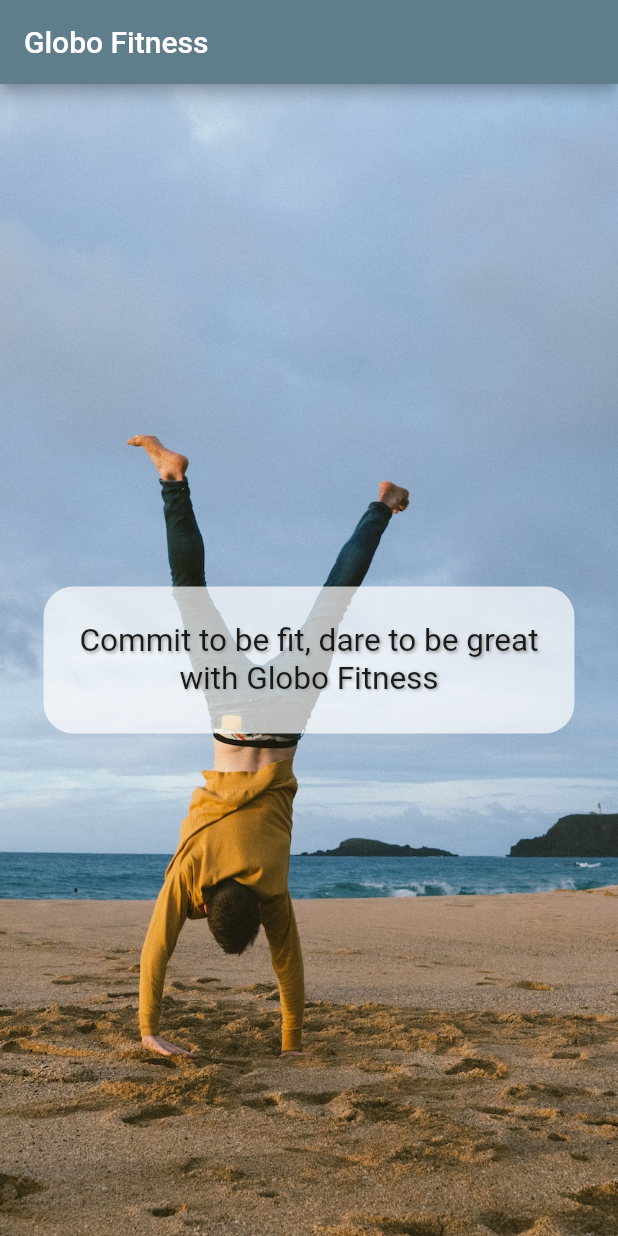
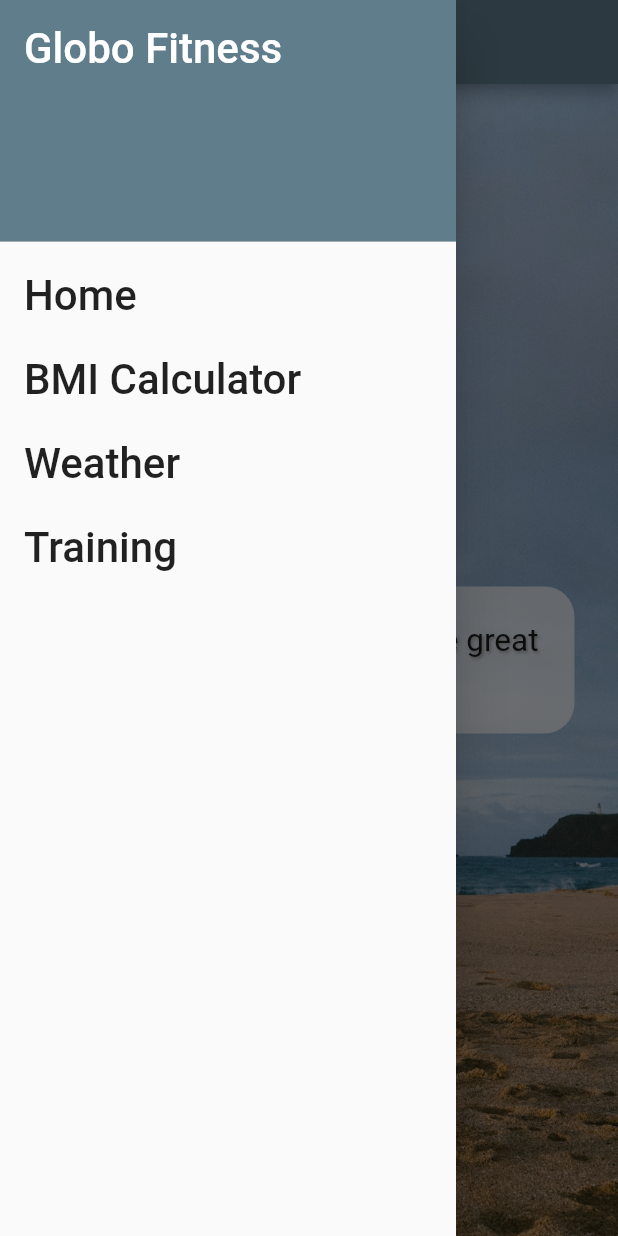
Before and after one commit to alexeipancratov/flutter-starter-tutorial, a Flutter app: the screen it shows after launch, with the side drawer open (before the commit the screen has no drawer), on a phone screen of 412 x 824 dp. Run offline on Flutter 3.47's test engine with Material 2 defaults, Android fonts, the phone set to English and light mode, and no system bars.

Commit message:
Implemented Drawer navigation using unnamed routes

```diff
--- a/lib/screens/intro_screen.dart
+++ b/lib/screens/intro_screen.dart
@@ -1,4 +1,5 @@
 import 'package:flutter/material.dart';
+import 'package:flutter_application_1/shared/menu_drawer.dart';
 
 class IntroScreen extends StatelessWidget {
   const IntroScreen({super.key});
@@ -7,6 +8,7 @@ class IntroScreen extends StatelessWidget {
   Widget build(BuildContext context) {
     return Scaffold(
       appBar: AppBar(title: const Text('Globo Fitness')),
+      drawer: const MenuDrawer(),
       body: Container(
           decoration: const BoxDecoration(
               image: DecorationImage(
--- /dev/null
+++ b/lib/shared/menu_drawer.dart
@@ -0,0 +1,58 @@
+import 'package:flutter/material.dart';
+import 'package:flutter_application_1/screens/bmi_screen.dart';
+import 'package:flutter_application_1/screens/intro_screen.dart';
+
+class MenuDrawer extends StatelessWidget {
+  const MenuDrawer({super.key});
+
+  @override
+  Widget build(BuildContext context) {
+    return Drawer(
+      // Drawer is the root for navbar, and it should contain a child.
+      child: ListView(
+        // ListView is a widget with scollable content
+        children: buildMenuItems(context),
+      ),
+    );
+  }
+
+  List<Widget> buildMenuItems(BuildContext context) {
+    final List<String> menuTitles = [
+      'Home',
+      'BMI Calculator',
+      'Weather',
+      'Training'
+    ];
+    List<Widget> menuItems = [];
+    menuItems.add(const DrawerHeader(
+      decoration: BoxDecoration(color: Colors.blueGrey),
+      child: Text(
+        'Globo Fitness',
+        style: TextStyle(color: Colors.white, fontSize: 28),
+      ),
+    ));
+
+    menuTitles.forEach((String element) {
+      Widget screen = Container();
+      menuItems.add(ListTile(
+        title: Text(element, style: const TextStyle(fontSize: 28)),
+        onTap: () {
+          switch (element) {
+            case 'Home':
+              screen = IntroScreen();
+              break;
+            case 'BMI Calculator':
+              screen = BmiScreen();
+              break;
+          }
+          Navigator.of(context).pop;
+          Navigator.of(context).push(
+            MaterialPageRoute(builder: (context) => screen)
+          );
+        },
+      ));
+    });
+
+    return menuItems;
+  }
+}
```
Also changed, not shown: lib/screens/bmi_screen.dart (added, +15 -0 lines).
